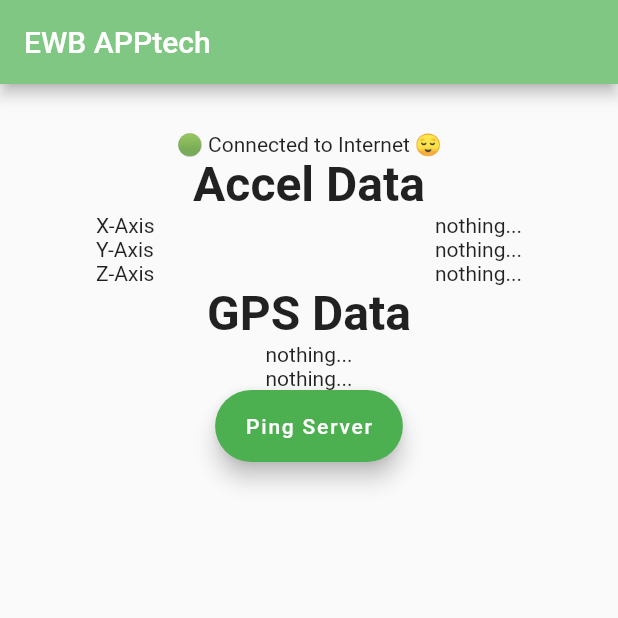
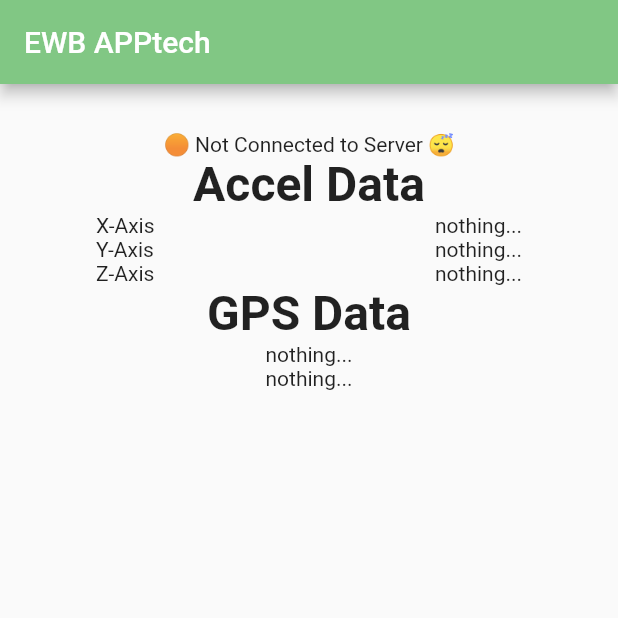
Before and after one commit to jumper385/ewb_new_repo, a Flutter app: the screen it shows after launch, on a phone screen of 412 x 824 dp, the top half of it. Run offline on Flutter 3.47's test engine with Material 2 defaults, Android fonts, the phone set to English and light mode, and no system bars; our stand-ins replace connectivity, geolocator, location, sensors.

Commit message:
Handle exceptions

```diff
--- a/lib/main.dart
+++ b/lib/main.dart
@@ -53,7 +53,7 @@ class _MainStructureState extends State<MainStructure> {
   Location location = new Location();
   var latlong;
   String filename;
-  bool connected = false;
+  bool connected_server = false;
 
   //Main Threads
   Future<void> accelData() async {
@@ -99,7 +99,7 @@ class _MainStructureState extends State<MainStructure> {
       String name = e.path.split('/').last.split('.')[0];
       if (await movement_detection(name, stagging, distance_threshold)) {
         move_file(name, stagging, upload);
-        print('move_stagging');
+        // print('move_stagging');
       } else {
         delete_file(name, stagging);
         print("delete_stagging");
@@ -140,34 +140,29 @@ class _MainStructureState extends State<MainStructure> {
     });
 
     Timer.periodic(accel_delay, (Timer accelTimer) {
-      print("Hello world");
       accelData();
     });
 
     Timer.periodic(gps_delay, (Timer gpsTimer) {
-      print("hello world 2");
       gpsData();
     });
 
     Timer.periodic(thread2_delay, (Timer thread2Timer) {
-      print("hello world 3");
       thread2();
     });
 
     Timer.periodic(thread3_delay, (Timer thread3Timer) {
-      print("hello world 4");
       thread3();
     });
 
     Timer.periodic(thread4_delay, (Timer thread3Timer) {
-      print("hello world 5");
       thread4();
     });
 
     Timer.periodic(Duration(milliseconds: 250), (timer) async {
-      bool conn = await is_connected();
+      bool conn_server = await ping_server(databaseurl);
       setState(() {
-        connected = conn != null ? conn : false;
+        connected_server = conn_server != null ? conn_server : false;
       });
     });
   }
@@ -180,9 +175,9 @@ class _MainStructureState extends State<MainStructure> {
         padding: const EdgeInsets.all(32),
         child: Column(
           children: [
-            Text(connected
-                ? '🟢 Connected to Internet 😌'
-                : '🟠 Currently Offline 😴'),
+            Text(connected_server
+                ? '🟢 Connected to Server 😌'
+                : '🟠 Not Connected to Server 😴'),
             Align(
               alignment: Alignment.center,
               child: Text(
@@ -238,16 +233,6 @@ class _MainStructureState extends State<MainStructure> {
                 Text(latlong != null
                     ? "longitude: " + latlong[1].toString()
                     : 'nothing...'),
-                Padding(
-                  padding: EdgeInsets.symmetric(horizontal: 32, vertical: 0),
-                  child: FloatingActionButton.extended(
-                    onPressed: () {
-                      ping_button(databaseurl, "vehicle 500");
-                    },
-                    label: Text('Ping Server'),
-                    backgroundColor: Colors.green,
-                  ),
-                ),
               ],
             )
           ],
--- a/lib/sensor.dart
+++ b/lib/sensor.dart
@@ -5,6 +5,5 @@ final uuid = Uuid();
 
 Future<List> getGPS(gpsObject) async {
   var newLocation = await gpsObject.getLocation();
-  print(newLocation);
   return [newLocation.latitude, newLocation.longitude];
 }
--- a/pubspec.yaml
+++ b/pubspec.yaml
@@ -31,7 +31,6 @@ dependencies:
   connectivity: ^2.0.2
   data_connection_checker: ^0.3.4
   geolocator: ^6.1.7
-  wakelock: ^0.2.1+1
 
   # The following adds the Cupertino Icons font to your application.
   # Use with the CupertinoIcons class for iOS style icons.
```
Also changed, not shown: lib/file_io.dart (+2 -15 lines), lib/web.dart (+13 -16 lines).
